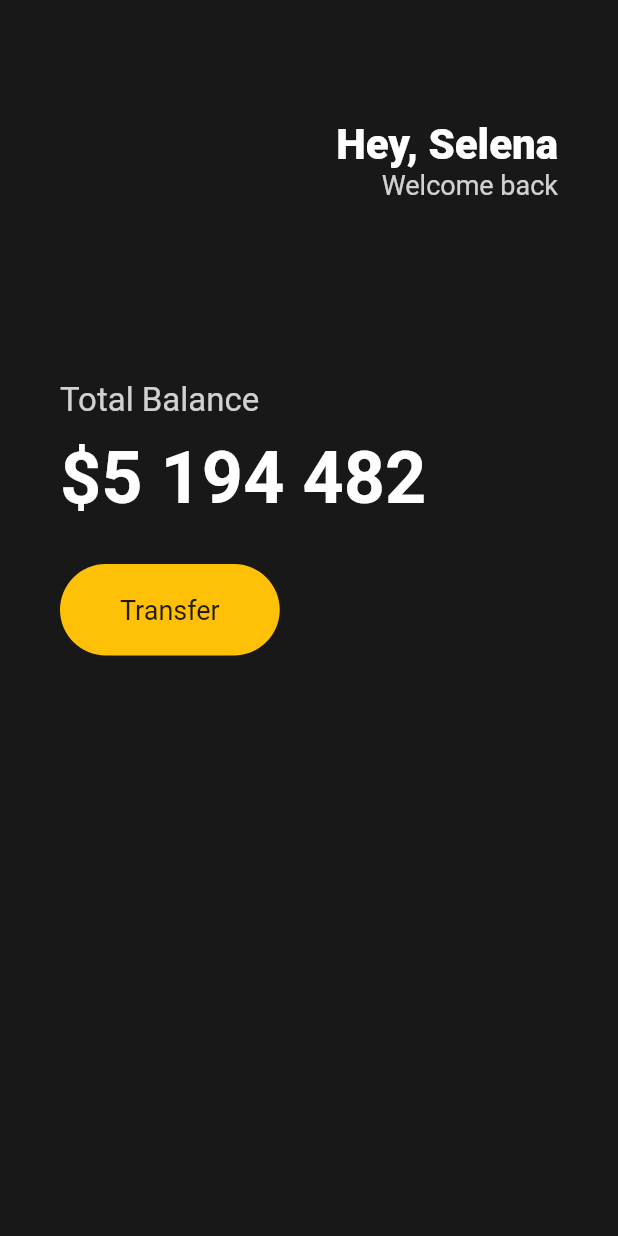
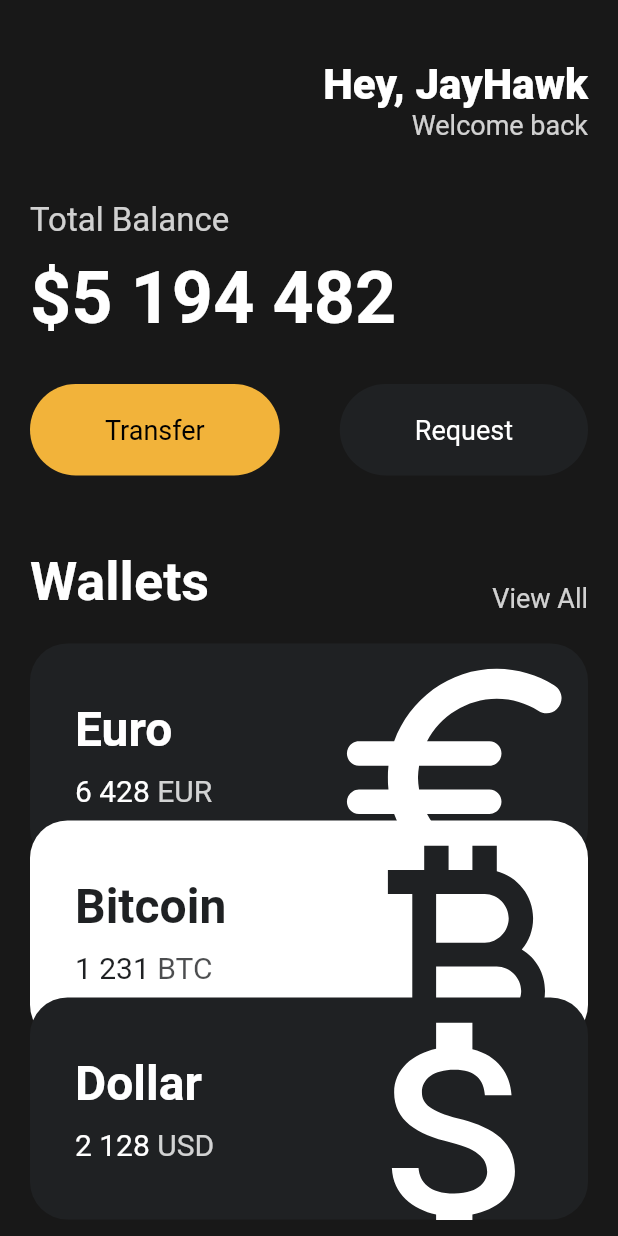
Before and after one commit to jay-hawk/hello_flutter, a Flutter app: the screen it shows after launch, on a phone screen of 412 x 824 dp. Run offline on Flutter 3.47's test engine with Material 2 defaults, Android fonts, the phone set to English and light mode, and no system bars.

Commit message:
Feat: StatelessWidget Main 만들기
flutter로 StatelessWdiget을 활용해 main화면을 만듦.
추가적으로 Reusable을 위해 button.dart 와 currency_card.dart를 만들었다.

```diff
--- a/lib/main.dart
+++ b/lib/main.dart
@@ -1,24 +1,29 @@
 import 'package:flutter/material.dart';
+import 'package:hello_flutter/widgets/button.dart';
+import 'package:hello_flutter/widgets/currency_card.dart';
 
 void main() {
   runApp(App());
 }
 
-class App extends StatelessWidget{
+class App extends StatelessWidget {
   @override
   Widget build(BuildContext context) {
+    const userName = 'JayHawk';
+
     return MaterialApp(
       home: Scaffold(
-          backgroundColor: const Color(0xFF181818),
-          body: Padding(
+        backgroundColor: const Color(0xFF181818),
+        body: SingleChildScrollView(
+          child: Padding(
             padding: const EdgeInsets.symmetric(
-              horizontal:40,
+              horizontal: 20,
             ),
             child: Column(
               crossAxisAlignment: CrossAxisAlignment.start,
               children: [
                 const SizedBox(
-                  height: 80,
+                  height: 40,
                 ),
                 Row(
                   mainAxisAlignment: MainAxisAlignment.end,
@@ -27,7 +32,7 @@ class App extends StatelessWidget{
                       crossAxisAlignment: CrossAxisAlignment.end,
                       children: [
                         const Text(
-                          'Hey, Selena',
+                          'Hey, $userName',
                           style: TextStyle(
                             color: Colors.white,
                             fontSize: 28,
@@ -46,16 +51,18 @@ class App extends StatelessWidget{
                   ],
                 ),
                 const SizedBox(
-                  height: 120,
+                  height: 40,
                 ),
-                Text('Total Balance',
-                style: TextStyle(
-                    fontSize: 22,
-                    color: Colors.white.withOpacity(0.8)),
+                Text(
+                  'Total Balance',
+                  style: TextStyle(
+                      fontSize: 22, color: Colors.white.withOpacity(0.8)),
                 ),
-                const SizedBox(height: 10,
+                const SizedBox(
+                  height: 10,
                 ),
-                const Text('\$5 194 482',
+                const Text(
+                  '\$5 194 482',
                   style: TextStyle(
                       fontSize: 48,
                       fontWeight: FontWeight.w600,
@@ -64,29 +71,74 @@ class App extends StatelessWidget{
                 const SizedBox(
                   height: 30,
                 ),
+                const Row(
+                  mainAxisAlignment: MainAxisAlignment.spaceBetween,
+                  children: [
+                    Button(
+                      text: 'Transfer',
+                      bgColor: Color(0xFFF2B33A),
+                      textColor: Colors.black,
+                    ),
+                    Button(
+                      text: 'Request',
+                      bgColor: Color(0xFF1F2123),
+                      textColor: Colors.white,
+                    ),
+                  ],
+                ),
+                const SizedBox(height: 50),
                 Row(
+                  crossAxisAlignment: CrossAxisAlignment.end,
+                  mainAxisAlignment: MainAxisAlignment.spaceBetween,
                   children: [
-                    Container(
-                      decoration: BoxDecoration(
-                        color: Colors.amber,
-                        borderRadius: BorderRadius.circular(45),
+                    const Text(
+                      'Wallets',
+                      style: TextStyle(
+                        color: Colors.white,
+                        fontSize: 36,
+                        fontWeight: FontWeight.w600,
                       ),
-                      child: const Padding(
-                        padding: EdgeInsets.symmetric(
-                          vertical: 20,
-                          horizontal: 40,
-                        ),
-                        child: Text('Transfer',
-                        style: TextStyle(
-                          fontSize: 18,
-                        )),
+                    ),
+                    Text(
+                      'View All',
+                      style: TextStyle(
+                        color: Colors.white.withOpacity(0.8),
+                        fontSize: 18,
                       ),
-                    )
+                    ),
                   ],
+                ),
+                const SizedBox(
+                  height: 20,
+                ),
+                const CurrencyCard(
+                  name: 'Euro',
+                  code: 'EUR',
+                  amount: '6 428',
+                  icon: Icons.euro_rounded,
+                  isInverted: false,
+                  order: 1,
+                ),
+                const CurrencyCard(
+                  name: 'Bitcoin',
+                  code: 'BTC',
+                  amount: '1 231',
+                  icon: Icons.currency_bitcoin,
+                  isInverted: true,
+                  order: 2,
+                ),
+                const CurrencyCard(
+                  name: 'Dollar',
+                  code: 'USD',
+                  amount: '2 128',
+                  icon: Icons.attach_money_outlined,
+                  isInverted: false,
+                  order: 3,
                 ),
               ],
             ),
-          )
+          ),
+        ),
       ),
     );
   }
--- /dev/null
+++ b/lib/widgets/button.dart
@@ -0,0 +1,35 @@
+import 'package:flutter/material.dart';
+
+class Button extends StatelessWidget {
+  final String text;
+  final Color bgColor;
+  final Color textColor;
+
+  const Button({
+    super.key,
+    required this.text,
+    required this.bgColor,
+    required this.textColor,
+  });
+
+  @override
+  Widget build(BuildContext context) {
+    return Container(
+      decoration: BoxDecoration(
+        color: bgColor,
+        borderRadius: BorderRadius.circular(45),
+      ),
+      child: Padding(
+        padding: const EdgeInsets.symmetric(
+          vertical: 20,
+          horizontal: 50,
+        ),
+        child: Text(text,
+            style: TextStyle(
+              color: textColor,
+              fontSize: 18,
+            )),
+      ),
+    );
+  }
+}
--- /dev/null
+++ b/lib/widgets/currency_card.dart
@@ -0,0 +1,95 @@
+import 'package:flutter/material.dart';
+
+class CurrencyCard extends StatelessWidget {
+  final String name, code, amount;
+  final IconData icon;
+  final bool isInverted;
+  final int order;
+
+  final _blackColor = const Color(0xFF1F2123);
+
+  const CurrencyCard({
+    super.key,
+    required this.name,
+    required this.code,
+    required this.amount,
+    required this.icon,
+    required this.isInverted,
+    required this.order,
+  });
+
+  @override
+  Widget build(BuildContext context) {
+    return Transform.translate(
+      offset: Offset(0, (order - 1) * -30),
+      child: Container(
+        clipBehavior: Clip.hardEdge,
+        decoration: BoxDecoration(
+          color: isInverted ? Colors.white : _blackColor,
+          borderRadius: BorderRadius.circular(25),
+        ),
+        child: Padding(
+          padding: const EdgeInsets.all(30),
+          child: Row(
+            mainAxisAlignment: MainAxisAlignment.spaceBetween,
+            children: [
+              Column(
+                crossAxisAlignment: CrossAxisAlignment.start,
+                children: [
+                  Text(
+                    name,
+                    style: TextStyle(
+                      color: isInverted ? _blackColor : Colors.white,
+                      fontSize: 32,
+                      fontWeight: FontWeight.w600,
+                    ),
+                  ),
+                  const SizedBox(
+                    height: 10,
+                  ),
+                  Row(
+                    children: [
+                      Text(
+                        amount,
+                        style: TextStyle(
+                          color: isInverted ? _blackColor : Colors.white,
+                          fontSize: 20,
+                        ),
+                      ),
+                      const SizedBox(
+                        width: 5,
+                      ),
+                      Text(
+                        code,
+                        style: TextStyle(
+                          color: isInverted
+                              ? _blackColor.withOpacity(0.8)
+                              : Colors.white.withOpacity(0.8),
+                          fontSize: 20,
+                        ),
+                      ),
+                    ],
+                  ),
+                ],
+              ),
+              Transform.scale(
+                scale: 2.2,
+                child: Transform.translate(
+                  offset: const Offset(
+                    -5,
+                    7,
+                  ),
+                  child: Icon(
+                    icon,
+                    color: isInverted ? _blackColor : Colors.white,
+                    size: 88,
+                  ),
+                ),
+              ),
+            ],
+          ),
+        ),
+      ),
+    );
+  }
+}
```
